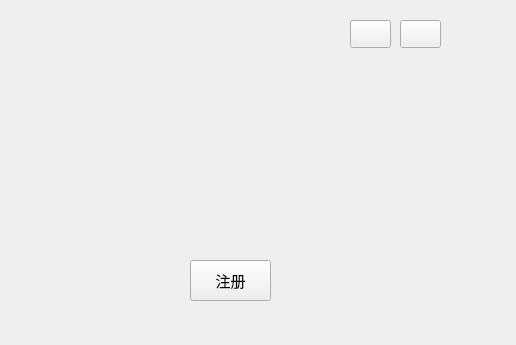
This is qt/UI/register.ui in entropy2333/MyCloud as Qt 5 draws it before an edit. The edited form follows.
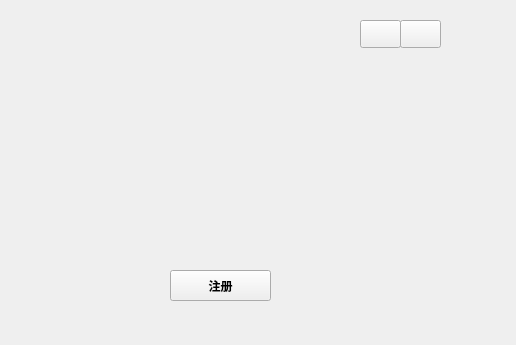
This is the edited form.

```diff
--- a/qt/UI/register.ui
+++ b/qt/UI/register.ui
@@ -26,16 +26,18 @@
     <widget class="QPushButton" name="pushButton">
      <property name="geometry">
       <rect>
-       <x>180</x>
-       <y>210</y>
-       <width>81</width>
-       <height>41</height>
+       <x>160</x>
+       <y>220</y>
+       <width>101</width>
+       <height>31</height>
       </rect>
      </property>
      <property name="font">
       <font>
-       <family>Adobe Devanagari</family>
-       <pointsize>11</pointsize>
+       <family>幼圆</family>
+       <pointsize>9</pointsize>
+       <weight>75</weight>
+       <bold>true</bold>
       </font>
      </property>
      <property name="text">
@@ -55,7 +57,7 @@
     <widget class="QPushButton" name="pushButton_3">
      <property name="geometry">
       <rect>
-       <x>340</x>
+       <x>350</x>
        <y>0</y>
        <width>41</width>
        <height>28</height>
```
Left out of the diff: 2 changed lines with no effect on the pictures.
